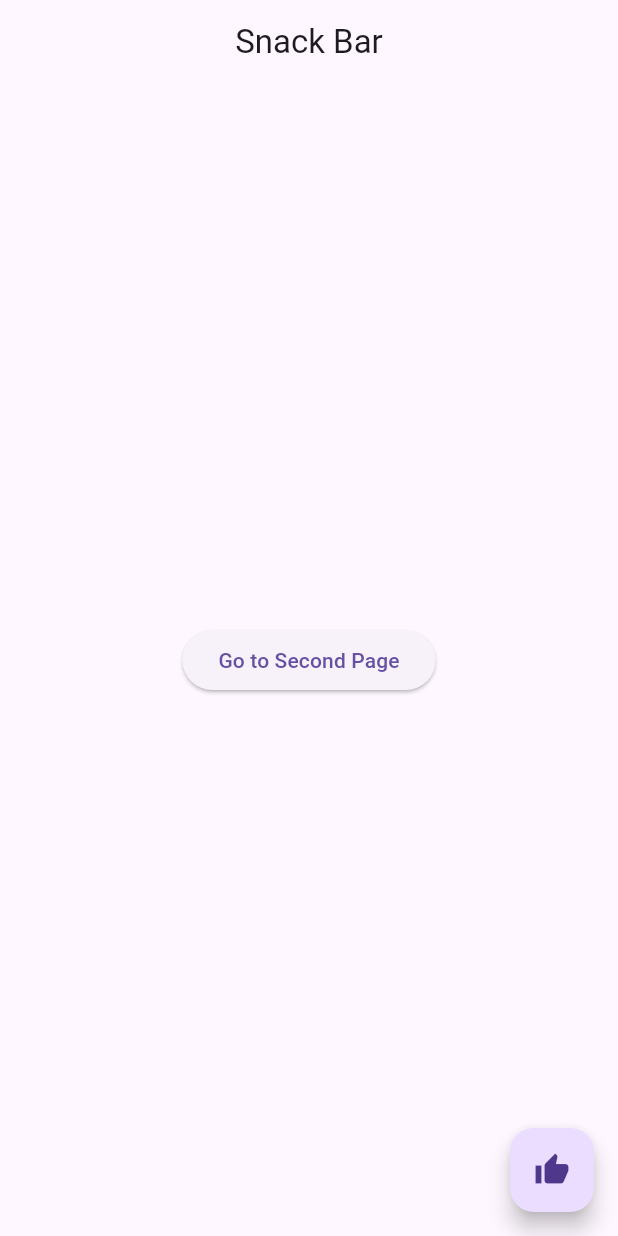
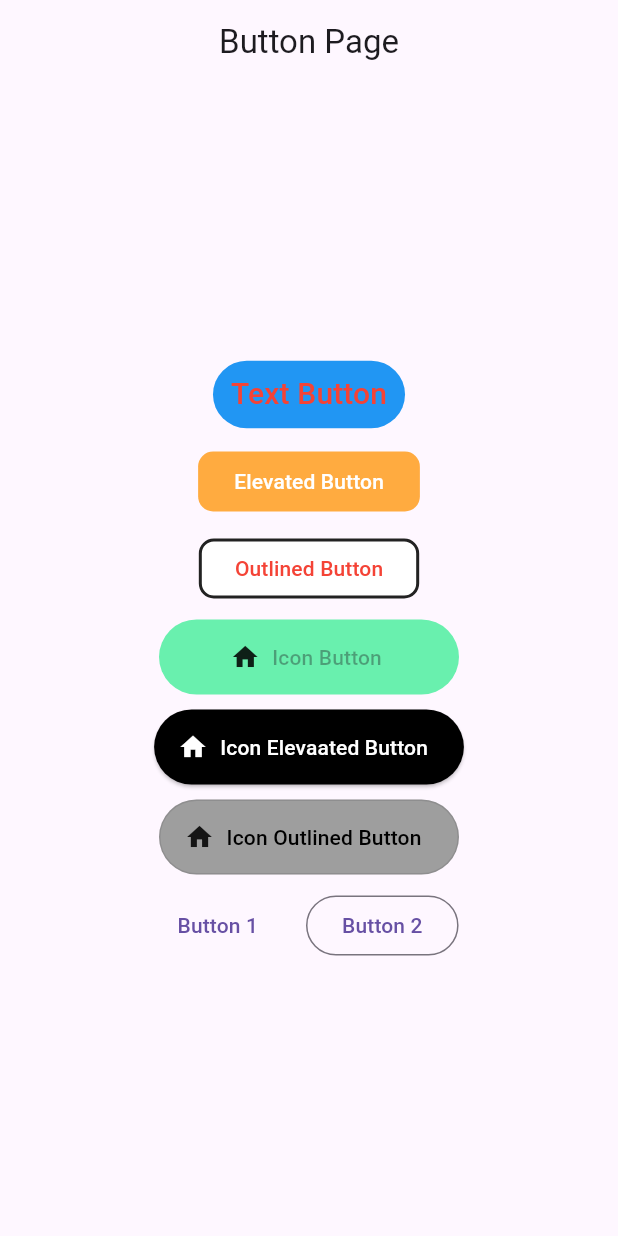
Before and after one commit to dw0124/Flutter_Study, a Flutter app: the screen it shows after launch, on a phone screen of 412 x 824 dp. Run offline on Flutter 3.47's test engine with Material 3 defaults, Android fonts, the phone set to English and light mode, and no system bars; our stand-ins replace fluttertoast.

Commit message:
Text, Elevated, Outlined Button + icon, style ... + OverflowBar
onPress에 null을 할당하면 버튼 비활성화됨

```diff
--- a/lib/main.dart
+++ b/lib/main.dart
@@ -1,6 +1,7 @@
 import 'package:flutter/material.dart';
 import 'package:start_flutter/BBANTO.dart';
 import 'package:start_flutter/startAppbar.dart';
+import 'package:start_flutter/startButton.dart';
 import 'package:start_flutter/startNavigator.dart';
 import 'package:start_flutter/startSnackBar.dart';
 import 'package:start_flutter/startToastMessage.dart';
@@ -9,10 +10,11 @@ import 'package:start_flutter/Navigator/myNavigator.dart';
 // void main() => runApp(MyApp());
 // void main() => runApp(BBantoApp());
 // void main() => runApp(StartAppBar());
-void main() => runApp(StartSnackBar());
+// void main() => runApp(StartSnackBar());
 // void main() => runApp(StartToastmessage());
 // void main() => runApp(StartNavigator());
 // void main() => runApp(MyNavigator());
+void main() => runApp(StartButton());
 
 class MyApp extends StatelessWidget {
 
--- /dev/null
+++ b/lib/startButton.dart
@@ -0,0 +1,113 @@
+import 'package:flutter/material.dart';
+
+class StartButton extends StatelessWidget {
+  const StartButton({super.key});
+
+  @override
+  Widget build(BuildContext context) {
+    return MaterialApp(
+        home: StartButtonPage()
+    );
+  }
+}
+
+class StartButtonPage extends StatelessWidget {
+  const StartButtonPage({super.key});
+
+  @override
+  Widget build(BuildContext context) {
+    return Scaffold(
+      appBar: AppBar(title: Text('Button Page'), centerTitle: true),
+      body: Center(
+        child: Column(
+          mainAxisAlignment: MainAxisAlignment.center,
+          spacing: 10,
+          children: [
+            TextButton(
+              style: TextButton.styleFrom(
+                foregroundColor: Colors.red,
+                backgroundColor: Colors.blue,
+              ),
+              onPressed: () {
+                //print('Text Button');
+              },
+              onLongPress: () {
+                print('Text Button');
+              },
+              child: Text('Text Button', style: TextStyle(fontSize: 20.0)),
+            ),
+            ElevatedButton(
+              onPressed: () {
+                print('Elevated Button');
+              },
+              child: Text('Elevated Button'),
+              style: ElevatedButton.styleFrom(
+                foregroundColor: Colors.white,
+                backgroundColor: Colors.orangeAccent,
+                shape: RoundedRectangleBorder(
+                  borderRadius: BorderRadius.circular(10.0),
+                ),
+                elevation: 0.0,
+              ),
+            ),
+            OutlinedButton(
+              onPressed: () {
+                print('Outlined Button');
+              },
+              child: Text('Outlined Button'),
+              style: OutlinedButton.styleFrom(
+                foregroundColor: Colors.red,
+                backgroundColor: Colors.white,
+                side: BorderSide(color: Colors.black87, width: 2.0),
+                shape: RoundedRectangleBorder(
+                  borderRadius: BorderRadius.circular(10.0),
+                ),
+              ),
+            ),
+            TextButton.icon(
+              onPressed: null, // Null 버튼 비활성화
+              icon: Icon(Icons.home, size: 20.0, color: Colors.black87),
+              label: Text('Icon Button'),
+              style: TextButton.styleFrom(
+                foregroundColor: Colors.white,
+                backgroundColor: Colors.greenAccent,
+                minimumSize: Size(200, 50),   // 버튼의 최소 크기
+              ),
+            ),
+            ElevatedButton.icon(
+              onPressed: () {
+                print('Icon ElevatedButton Button');
+              },
+              icon: Icon(Icons.home, size: 20.0, color: Colors.white),
+              label: Text('Icon Elevaated Button'),
+              style: ElevatedButton.styleFrom(
+                foregroundColor: Colors.white,
+                backgroundColor: Colors.black,
+                minimumSize: Size(200, 50),   // 버튼의 최소 크기
+              ),
+            ),
+            OutlinedButton.icon(
+              onPressed: null,
+              icon: Icon(Icons.home, size: 20.0, color: Colors.black87),
+              label: Text('Icon Outlined Button'),
+              style: OutlinedButton.styleFrom(
+                foregroundColor: Colors.black,
+                minimumSize: Size(200, 50),
+                disabledForegroundColor: Colors.black,  // 비활성화 시 버튼 색상
+                disabledBackgroundColor: Colors.grey,  // 비활성화 시 버튼 색상
+              ),
+            ),
+            OverflowBar(
+              alignment: MainAxisAlignment.center,
+              spacing: 20,
+              children: [
+                TextButton(child: const Text('Button 1'), onPressed: () {}),
+                OutlinedButton(child: const Text('Button 2'), onPressed: () {}),
+              ],
+            ),
+          ],
+        ),
+      ),
+    );
+  }
+}
```
